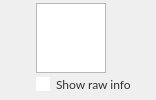
This is src/MEGASync/stalled_issues/gui/linux/StalledIssueActionTitle.ui in meganz/MEGAsync as Qt 5 draws it before an edit. The edited form follows.
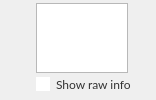
This is the edited form. Custom widgets are drawn as their Qt base class.

The edit to the form file:
```diff
--- a/src/MEGASync/stalled_issues/gui/linux/StalledIssueActionTitle.ui
+++ b/src/MEGASync/stalled_issues/gui/linux/StalledIssueActionTitle.ui
@@ -155,7 +155,7 @@
            <property name="styleSheet">
             <string notr="true"/>
            </property>
-           <layout class="QHBoxLayout" name="horizontalLayout_3" stretch="1,0,1">
+           <layout class="QHBoxLayout" name="horizontalLayout_3" stretch="1,0,0">
             <property name="spacing">
              <number>8</number>
             </property>
```
